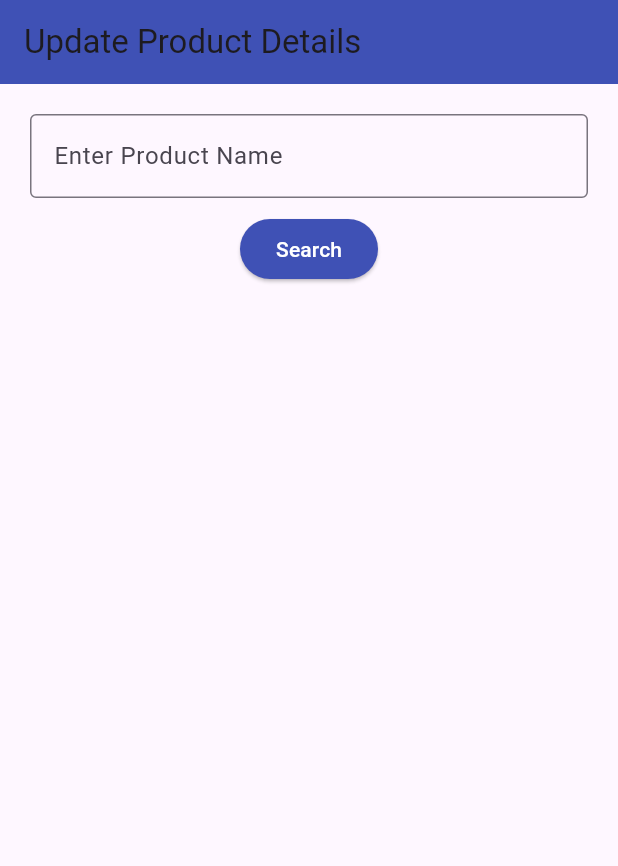
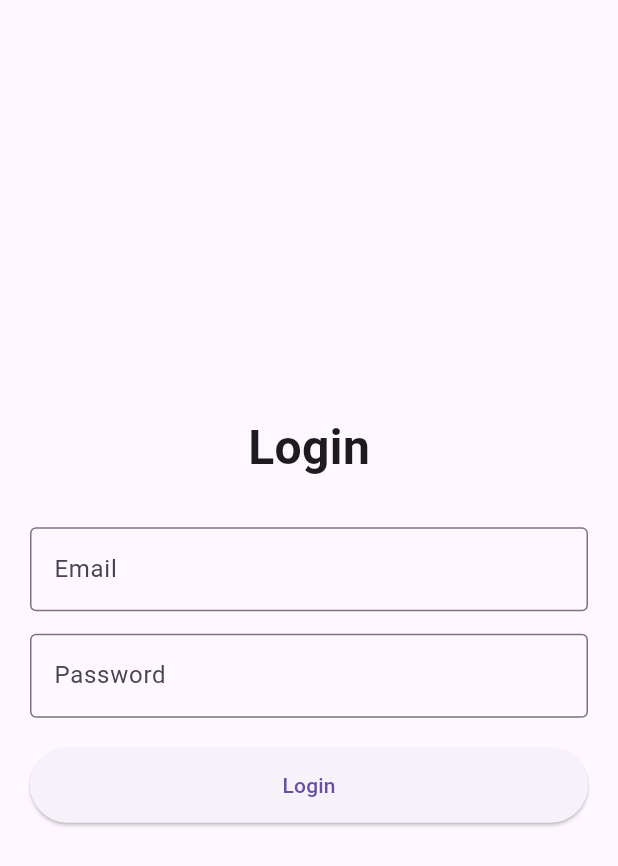
Before and after one commit to chrsin-lab/ex-9-, a Flutter app: the screen it shows after launch, on a phone screen of 412 x 824 dp. Shown: the top 866 px of the screen. Run offline on Flutter 3.47's test engine with Material 3 defaults, Android fonts, the phone set to English and light mode, and no system bars; our stand-ins replace cloud_firestore, firebase_core; accounts and stored records are empty.

```diff
--- /dev/null
+++ b/lib/login_screen.dart
@@ -0,0 +1,118 @@
+import 'package:flutter/material.dart';
+import 'package:cloud_firestore/cloud_firestore.dart';
+
+class LoginScreen extends StatefulWidget {
+  const LoginScreen({super.key});
+
+  @override
+  _LoginScreenState createState() => _LoginScreenState();
+}
+
+class _LoginScreenState extends State<LoginScreen> {
+  final TextEditingController _emailController = TextEditingController();
+  final TextEditingController _passwordController = TextEditingController();
+  bool _isLoading = false;
+
+  Future<void> _login() async {
+    String email = _emailController.text.trim();
+    String password = _passwordController.text.trim();
+
+    if (email.isEmpty || password.isEmpty) {
+      ScaffoldMessenger.of(context)
+          .showSnackBar(const SnackBar(content: Text("Enter all fields")));
+      return;
+    }
+
+    setState(() => _isLoading = true);
+
+    try {
+      // Query Firestore for user
+      final query = await FirebaseFirestore.instance
+          .collection('users')
+          .where('email', isEqualTo: email)
+          .where('password', isEqualTo: password)
+          .get();
+
+      if (query.docs.isNotEmpty) {
+        final userData = query.docs.first.data();
+        String name = userData['name'];
+        ScaffoldMessenger.of(context).showSnackBar(
+          SnackBar(content: Text("Welcome, $name!")),
+        );
+        // Navigate to home screen
+        Navigator.push(
+          context,
+          MaterialPageRoute(builder: (_) => HomeScreen(name: name)),
+        );
+      } else {
+        ScaffoldMessenger.of(context)
+            .showSnackBar(const SnackBar(content: Text("Invalid credentials")));
+      }
+    } catch (e) {
+      ScaffoldMessenger.of(context)
+          .showSnackBar(SnackBar(content: Text("Error: $e")));
+    } finally {
+      setState(() => _isLoading = false);
+    }
+  }
+
+  @override
+  Widget build(BuildContext context) {
+    return Scaffold(
+      body: Center(
+        child: Padding(
+          padding: const EdgeInsets.all(20.0),
+          child: Column(
+            mainAxisAlignment: MainAxisAlignment.center,
+            children: [
+              const Text(
+                "Login",
+                style: TextStyle(fontSize: 32, fontWeight: FontWeight.bold),
+              ),
+              const SizedBox(height: 30),
+              TextField(
+                controller: _emailController,
+                decoration: const InputDecoration(
+                    labelText: "Email", border: OutlineInputBorder()),
+              ),
+              const SizedBox(height: 15),
+              TextField(
+                controller: _passwordController,
+                decoration: const InputDecoration(
+                    labelText: "Password", border: OutlineInputBorder()),
+                obscureText: true,
+              ),
+              const SizedBox(height: 20),
+              _isLoading
+                  ? const CircularProgressIndicator()
+                  : ElevatedButton(
+                      onPressed: _login,
+                      style: ElevatedButton.styleFrom(
+                          minimumSize: const Size.fromHeight(50)),
+                      child: const Text("Login"),
+                    ),
+            ],
+          ),
+        ),
+      ),
+    );
+  }
+}
+
+class HomeScreen extends StatelessWidget {
+  final String name;
+  const HomeScreen({super.key, required this.name});
+
+  @override
+  Widget build(BuildContext context) {
+    return Scaffold(
+      appBar: AppBar(title: const Text("Home")),
+      body: Center(
+        child: Text(
+          "Welcome, $name!",
+          style: const TextStyle(fontSize: 24, fontWeight: FontWeight.bold),
+        ),
+      ),
+    );
+  }
+}
--- a/lib/main.dart
+++ b/lib/main.dart
@@ -1,184 +1,31 @@
 import 'package:flutter/material.dart';
 import 'package:firebase_core/firebase_core.dart';
-import 'package:cloud_firestore/cloud_firestore.dart';
+import 'login_screen.dart';
+import 'firebase_options.dart'; // generated by FlutterFire CLI
 
-Future<void> main() async {
+void main() async {
   WidgetsFlutterBinding.ensureInitialized();
-  await Firebase.initializeApp();
-  runApp(const MaterialApp(
-    debugShowCheckedModeBanner: false,
-    home: UpdateProductApp(),
-  ));
+
+  // Initialize Firebase
+  await Firebase.initializeApp(
+    options: DefaultFirebaseOptions.currentPlatform, // Correct object
+  );
+
+  runApp(const MyApp());
 }
 
-class UpdateProductApp extends StatefulWidget {
-  const UpdateProductApp({super.key});
-
-  @override
-  State<UpdateProductApp> createState() => _UpdateProductAppState();
-}
-
-class _UpdateProductAppState extends State<UpdateProductApp> {
-  final TextEditingController _nameController = TextEditingController();
-  final TextEditingController _quantityController = TextEditingController();
-  final TextEditingController _priceController = TextEditingController();
-
-  Map<String, dynamic>? _product;
-  String _message = "";
-  String? _productId; // To track which document to update
-
-  // 🔍 Search Product Function
-  Future<void> _searchProduct() async {
-    String productName = _nameController.text.trim();
-
-    if (productName.isEmpty) {
-      setState(() {
-        _message = "Please enter a product name!";
-        _product = null;
-      });
-      return;
-    }
-
-    try {
-      QuerySnapshot snapshot = await FirebaseFirestore.instance
-          .collection('products')
-          .where('name', isEqualTo: productName)
-          .get();
-
-      if (snapshot.docs.isNotEmpty) {
-        var doc = snapshot.docs.first;
-        setState(() {
-          _productId = doc.id;
-          _product = doc.data() as Map<String, dynamic>;
-          _quantityController.text = _product!['quantity'].toString();
-          _priceController.text = _product!['price'].toString();
-          _message = "";
-        });
-      } else {
-        setState(() {
-          _product = null;
-          _productId = null;
-          _message = "Product not found.";
-        });
-      }
-    } catch (e) {
-      setState(() {
-        _message = "Error: $e";
-      });
-    }
-  }
-
-  // ✏️ Update Product Function
-  Future<void> _updateProduct() async {
-    if (_productId == null) {
-      setState(() {
-        _message = "Please search for a product first!";
-      });
-      return;
-    }
-
-    try {
-      await FirebaseFirestore.instance
-          .collection('products')
-          .doc(_productId)
-          .update({
-        'quantity': int.tryParse(_quantityController.text) ?? 0,
-        'price': double.tryParse(_priceController.text) ?? 0.0,
-      });
-
-      setState(() {
-        _message = "Product details updated successfully!";
-      });
-    } catch (e) {
-      setState(() {
-        _message = "Error updating product: $e";
-      });
-    }
-  }
+class MyApp extends StatelessWidget {
+  const MyApp({super.key});
 
   @override
   Widget build(BuildContext context) {
-    return Scaffold(
-      appBar: AppBar(
-        title: const Text("Update Product Details"),
-        backgroundColor: Colors.indigo,
+    return MaterialApp(
+      debugShowCheckedModeBanner: false,
+      title: 'Firestore Login',
+      theme: ThemeData(
+        primarySwatch: Colors.blue,
       ),
-      body: Padding(
-        padding: const EdgeInsets.all(20),
-        child: SingleChildScrollView(
-          child: Column(
-            children: [
-              // 🔹 Product Name
-              TextField(
-                controller: _nameController,
-                decoration: const InputDecoration(
-                  labelText: "Enter Product Name",
-                  border: OutlineInputBorder(),
-                ),
-              ),
-              const SizedBox(height: 10),
-
-              // 🔍 Search Button
-              ElevatedButton(
-                onPressed: _searchProduct,
-                style: ElevatedButton.styleFrom(
-                  backgroundColor: Colors.indigo,
-                  foregroundColor: Colors.white,
-                ),
-                child: const Text("Search"),
-              ),
-              const SizedBox(height: 20),
-
-              if (_product != null) ...[
-                // 🧾 Quantity Field
-                TextField(
-                  controller: _quantityController,
-                  keyboardType: TextInputType.number,
-                  decoration: const InputDecoration(
-                    labelText: "Update Quantity",
-                    border: OutlineInputBorder(),
-                  ),
-                ),
-                const SizedBox(height: 10),
-
-                // 💰 Price Field
-                TextField(
-                  controller: _priceController,
-                  keyboardType: TextInputType.number,
-                  decoration: const InputDecoration(
-                    labelText: "Update Price",
-                    border: OutlineInputBorder(),
-                  ),
-                ),
-                const SizedBox(height: 10),
-
-                // ✏️ Update Button
-                ElevatedButton(
-                  onPressed: _updateProduct,
-                  style: ElevatedButton.styleFrom(
-                    backgroundColor: Colors.green,
-                    foregroundColor: Colors.white,
-                  ),
-                  child: const Text("Update"),
-                ),
-              ],
-
-              const SizedBox(height: 20),
-
-              // 🟢 Status Message
-              Text(
-                _message,
-                style: TextStyle(
-                  color: _message.contains("Error")
-                      ? Colors.red
-                      : Colors.blueAccent,
-                  fontWeight: FontWeight.bold,
-                ),
-              ),
-            ],
-          ),
-        ),
-      ),
+      home: const LoginScreen(),
     );
   }
 }
--- a/pubspec.yaml
+++ b/pubspec.yaml
@@ -30,8 +30,10 @@ environment:
 dependencies:
   flutter:
     sdk: flutter
-  firebase_core: ^3.4.0
-  cloud_firestore: ^5.4.4
+  firebase_core: ^2.21.0
+  cloud_firestore: ^4.9.0
+
+
 
   # The following adds the Cupertino Icons font to your application.
   # Use with the CupertinoIcons class for iOS style icons.
```
Also changed, not shown: lib/firebase_options.dart (added), pubspec.lock.
